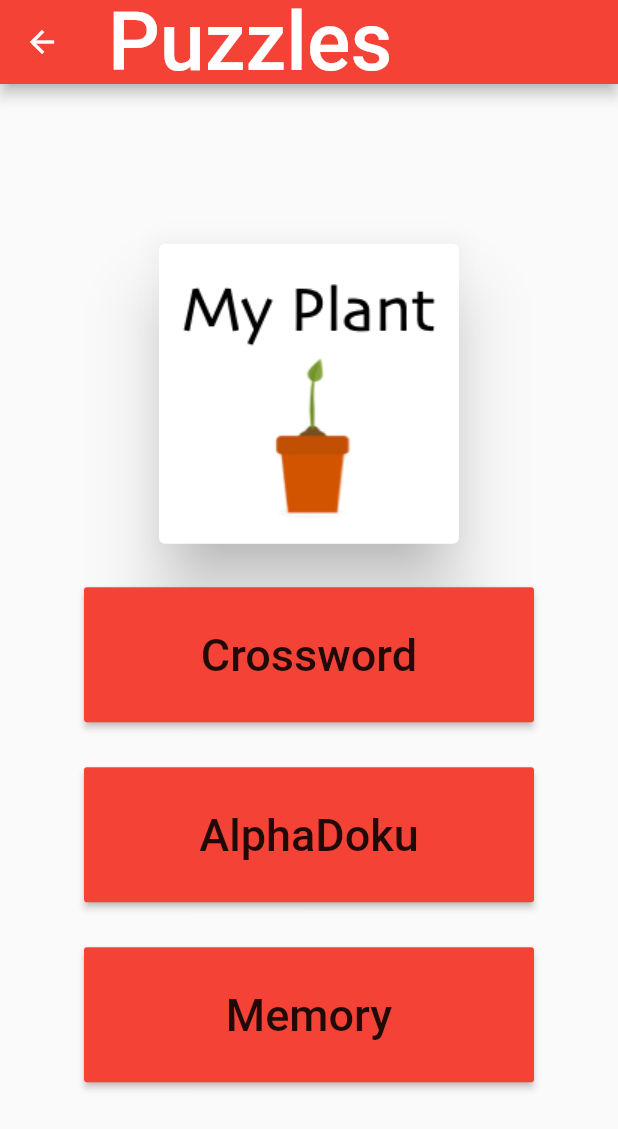
After one commit to TeamDoubleHelix/OPA, a Flutter app: the Puzzles screen opened directly, on a phone screen of 412 x 824 dp. The commit adds this screen. Shown: the top 1129 px of the screen. Run offline on Flutter 3.47's test engine with Material 2 defaults, Android fonts, the phone set to English and light mode, and no system bars.

Commit message:
finished game

```diff
--- a/lib/Friends.dart
+++ b/lib/Friends.dart
@@ -33,6 +33,11 @@ class _FriendsState extends State<Friends> {
   Widget build(BuildContext context) {
 
     return Scaffold(
+      appBar: AppBar(
+        leading: BackButton(),
+        title: Text('Friends', textScaleFactor: 2.7, ),
+
+      ),
 
     body: ListView.builder(
 
--- a/lib/Profile.dart
+++ b/lib/Profile.dart
@@ -9,6 +9,7 @@ class Profile extends StatelessWidget{
 
   @override
   Widget build(BuildContext context){
+
 
     return Card(
 
@@ -23,6 +24,7 @@ class Profile extends StatelessWidget{
             Icon(Icons.person, size: 70,),
 
             Text(" "+p.name+" ", textScaleFactor: 5,),
+            Expanded(child: Container(),),
             IconButton(
               icon: Icon(Icons.call),
               iconSize: 40,
--- /dev/null
+++ b/lib/Puzzles.dart
@@ -0,0 +1,90 @@
+import 'package:flutter/material.dart';
+import './Plant.dart';
+
+class Puzzles extends StatefulWidget {
+  Puzzles({Key key, this.title}) : super(key: key);
+
+  final String title;
+
+  @override
+  _PuzzlesState createState() => _PuzzlesState();
+}
+
+
+
+class _PuzzlesState extends State<Puzzles> {
+  TextStyle style;
+  @override
+  void initState() {
+    super.initState();
+
+    style = new TextStyle(fontSize: 30);
+  }
+
+
+  @override
+
+  Widget build(BuildContext context) {
+
+    return Scaffold(
+      appBar: AppBar(
+        leading: BackButton(),
+        title: Text('Puzzles', textScaleFactor: 2.7, ),
+
+      ),
+    body: Center(
+      child: Column(
+
+        mainAxisAlignment: MainAxisAlignment.center,
+
+        children: <Widget>[
+          new Card(
+            elevation: 20,
+          child: new InkWell(
+            onTap: (){
+
+            Navigator.push(
+            context,
+            MaterialPageRoute(builder: (context) => PlantPage()),
+
+             );
+            },
+            child:  Image.asset('assets/images/plantIcon.png'),
+          )
+          ),
+          SizedBox(height: 25,),
+
+
+
+          ButtonTheme(minWidth: 300,height: 90,
+          child:
+          RaisedButton(
+            child: Text('Crossword',style: style,),
+            onPressed: (){},
+          ),
+          ),
+
+          SizedBox(height: 30,),
+          ButtonTheme(minWidth: 300,height: 90,
+          child:
+          RaisedButton(
+            child: Text('AlphaDoku',style: style,),
+            onPressed: (){},
+          ),
+          ),
+
+          SizedBox(height: 30,),
+          ButtonTheme(minWidth: 300,height: 90,
+          child:
+          RaisedButton(
+            child: Text('Memory',style: style,),
+            onPressed: (){
+            },
+          ),
+          ),
+        ],
+      ),
+    ),
+    );
+  }
+}
--- a/lib/main.dart
+++ b/lib/main.dart
@@ -3,6 +3,8 @@ import 'package:opa/EventViewer.dart';
 import 'package:opa/Friends.dart';
 import 'package:flutter/services.dart';
 import 'package:opa/homeScreen.dart';
+import './Plant.dart';
+import './Puzzles.dart';
 
 void main() {
   runApp(MyApp());
@@ -40,7 +42,7 @@ class _MyHomePageState extends State<MyHomePage> {
   Widget build(BuildContext context) {
     return MaterialApp(
       debugShowCheckedModeBanner: false,
-      home: HomeScreen(),
+      home: Friends(),
 
     );
 
--- a/pubspec.yaml
+++ b/pubspec.yaml
@@ -42,8 +42,8 @@ flutter:
   uses-material-design: true
 
   # To add assets to your application, add an assets section, like this:
-  # assets:
-  #  - images/a_dot_burr.jpeg
+  assets:
+   - assets/images/
   #  - images/a_dot_ham.jpeg
 
   # An image asset can refer to one or more resolution-specific "variants", see
```
Also changed, not shown: lib/Plant.dart (added, +99 -0 lines), assets/images/plant1.png (added), assets/images/plant2.png (added), assets/images/plant3.png (added), assets/images/plant4.png (added), assets/images/plant5.png (added), assets/images/plant6.png (added), assets/images/plantIcon.png (added), assets/images/pouring1.png (added), assets/images/pouring2.png (added), assets/images/wateringCan.png (added).
